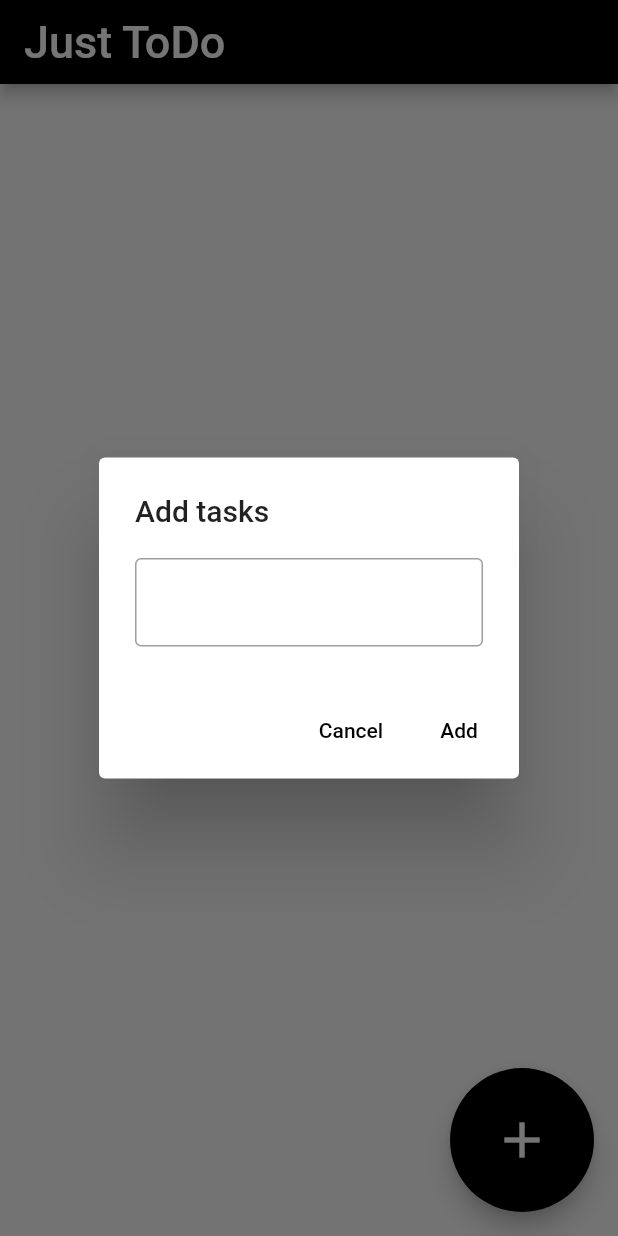
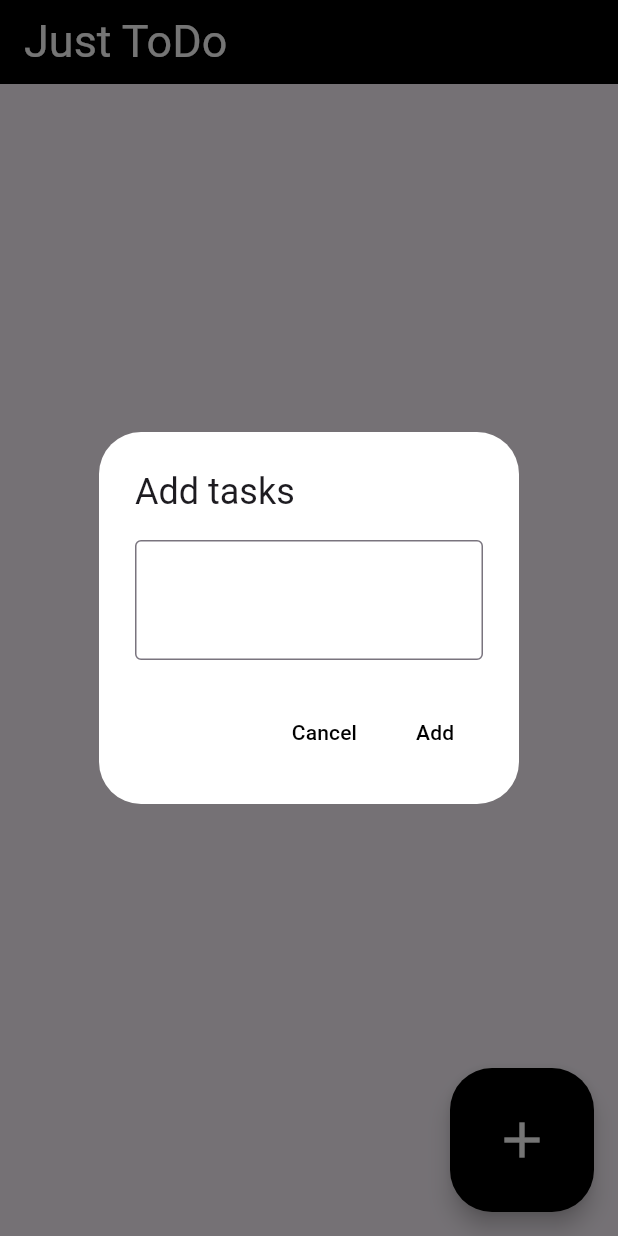
Before and after one commit to DaniilPrinyov/just_todo, a Flutter app: the screen it shows after launch, after a tap on the "add" icon, on a phone screen of 412 x 824 dp. Run offline on Flutter 3.47's test engine with Material 2 defaults, Android fonts, the phone set to English and light mode, and no system bars.

Commit message:
немного исправил UI

```diff
--- a/lib/main.dart
+++ b/lib/main.dart
@@ -15,8 +15,11 @@ class MyApp extends StatefulWidget {
 class _MyAppState extends State<MyApp> {
   @override
   Widget build(BuildContext context) {
-    return const MaterialApp(
-      home: MainScreen(),
+    return MaterialApp(
+      theme: ThemeData(
+        useMaterial3: true,
+      ),
+      home: const MainScreen(),
     );
   }
 }
--- a/lib/presentation/main_screen.dart
+++ b/lib/presentation/main_screen.dart
@@ -27,8 +27,10 @@ class _MainScreenState extends State<MainScreen> {
         onPressed: () => showDialog(
           context: context,
           builder: (BuildContext context) => AlertDialog(
+            backgroundColor: Colors.white,
             title: const Text('Add tasks'),
             content: TextField(
+              maxLines: 2,
               decoration: const InputDecoration(
                 focusedBorder: OutlineInputBorder(),
                 border: OutlineInputBorder(),
@@ -72,13 +74,14 @@ class _MainScreenState extends State<MainScreen> {
         child: const Icon(
           Icons.add,
           size: 40,
+          color: Colors.white,
         ),
       ),
       appBar: AppBar(
         backgroundColor: Colors.black,
         title: const Text(
           "Just ToDo",
-          style: TextStyle(fontSize: 30),
+          style: TextStyle(fontSize: 30, color: Colors.white),
         ),
       ),
       body: ListView.builder(
```
Also changed, not shown: lib/presentation/widgets/todo_card.dart (+10 -7 lines).
